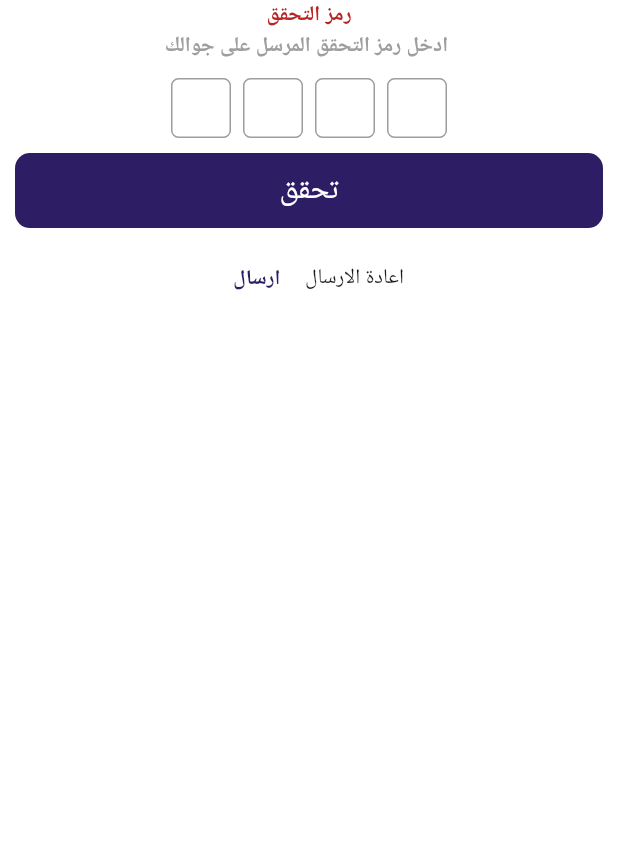
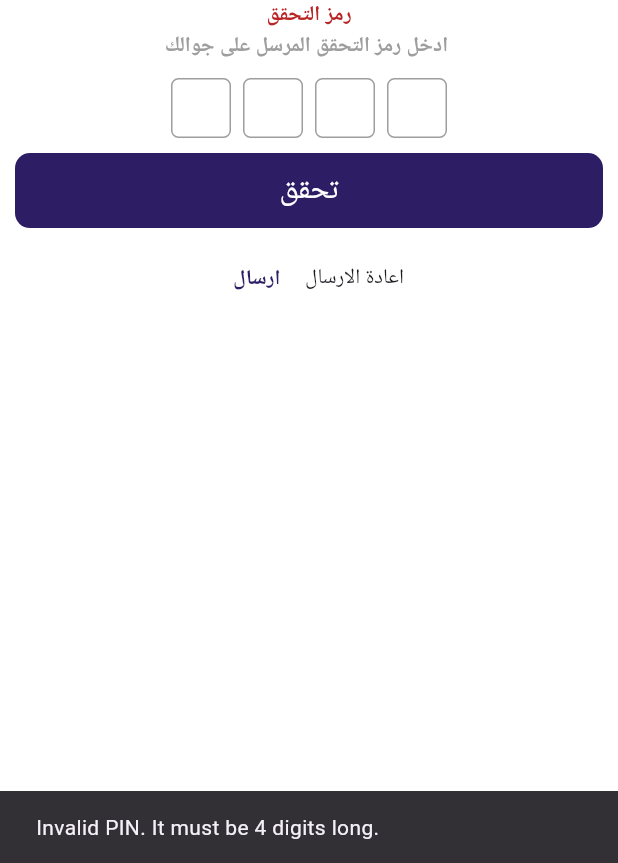
Before and after one commit to Marwa512/otp, a Flutter app: the screen it shows after launch, after a tap on "تحقق", on a phone screen of 412 x 824 dp, the part 373-1236 px from its top. Run offline on Flutter 3.47's test engine with Material 3 defaults, Android fonts, the phone set to English and light mode, and no system bars; drawn by our look-alikes of pinput; our stand-ins replace equatable, flutter_bloc, get_it, shared_preferences; Roboto replaces fonts that are missing (Poppin); statements that could not run were skipped.

Commit message:
fix: sumit button

```diff
--- a/lib/features/otp/presentation/bloc/otp_cubit.dart
+++ b/lib/features/otp/presentation/bloc/otp_cubit.dart
@@ -7,9 +7,16 @@ class OtpCubit extends Cubit<OtpState> {
   OtpCubit() : super(const OtpInitial(60));
   int _duration = 60;
   final String _otp = '1234';
-  void validateOtp(String otp) {
-    if (otp.length == 4 && _otp == otp) {
-      emit(OtpValid(otp));
+  String? _userOtp;
+  void setUserOtp(String? otp) {
+    _userOtp = otp;
+  }
+
+  void validateOtp() {
+    if (_userOtp == null) {
+      emit(const OtpInvalid());
+    } else if (_userOtp!.length == 4 && _userOtp == _otp) {
+      emit(OtpValid(_userOtp!));
     } else {
       emit(const OtpInvalid());
     }
@@ -18,7 +25,6 @@ class OtpCubit extends Cubit<OtpState> {
   Timer? _timer;
   startTimer([int? index]) {
     _duration = 60;
-    // Wakelock.enable();
     if (index != null) {
       emit(const ActivateTimerState(60));
     } else {
@@ -27,7 +33,6 @@ class OtpCubit extends Cubit<OtpState> {
     _timer = Timer.periodic(const Duration(seconds: 1), (timer) {
       if (_duration == 0) {
         timer.cancel();
-        // Wakelock.disable();
         emit(const TimeOutState());
       } else {
         _duration--;
--- a/lib/features/otp/presentation/pages/otp_screen.dart
+++ b/lib/features/otp/presentation/pages/otp_screen.dart
@@ -2,10 +2,11 @@ import 'package:flutter/material.dart';
 import 'package:flutter_bloc/flutter_bloc.dart';
 import 'package:opt_page/features/otp/presentation/bloc/otp_cubit.dart';
 import 'package:opt_page/features/otp/presentation/bloc/otp_states.dart';
-import 'package:opt_page/features/otp/presentation/widgets/pin_put.dart';
-import 'package:opt_page/features/otp/presentation/widgets/timer.dart';
+import 'package:opt_page/features/otp/presentation/pages/widgets/pin_put.dart';
 import 'package:opt_page/shared/presentation/widgets/button_widget.dart';
 import 'package:opt_page/shared/presentation/widgets/text_widget.dart';
+
+import 'widgets/timer.dart';
 
 class OtpPage extends StatelessWidget {
   const OtpPage({super.key});
@@ -25,7 +26,7 @@ class OtpPage extends StatelessWidget {
             Image.asset("assets/img/logo.png"),
             const TextWidget(
               title: "رمز التحقق",
-              color: Color(0xFFFb92525),
+              color: Color(0xFFb92525),
               fontWeight: FontWeight.bold,
             ),
             const TextWidget(
@@ -36,12 +37,33 @@ class OtpPage extends StatelessWidget {
             const SizedBox(
               height: 10,
             ),
-            buildPinPut(context),
-           ButtonWidget(
-              onTap: () {},
-              textColor: Colors.white,
-              text: "تحقق",
-              buttonColor: const Color(0xfff2c1d65)),
+            const BuildPinPut(),
+            BlocConsumer<OtpCubit, OtpState>(
+              listener: (context, state) {
+                if (state is OtpInvalid) {
+                  ScaffoldMessenger.of(context).showSnackBar(
+                    const SnackBar(
+                        content:
+                            Text('Invalid PIN. It must be 4 digits long.')),
+                  );
+                } else if (state is OtpValid) {
+                  ScaffoldMessenger.of(context).showSnackBar(
+                    SnackBar(content: Text('Valid PIN entered: ${state.otp}')),
+                  );
+                }
+              },
+              listenWhen: (_, state) =>
+                  state is OtpValid || state is OtpInvalid,
+              builder: (context, state) {
+                return ButtonWidget(
+                    onTap: () {
+                      context.read<OtpCubit>().validateOtp();
+                    },
+                    textColor: Colors.white,
+                    text: "تحقق",
+                    buttonColor: const Color(0xff2c1d65));
+              },
+            ),
             Row(
               mainAxisAlignment: MainAxisAlignment.center,
               children: [
@@ -54,9 +76,8 @@ class OtpPage extends StatelessWidget {
                       return const TextWidget(
                         title: "اعادة ارسال بعد",
                       );
-                    }
-                    else{
-                     return const TextWidget(
+                    } else {
+                      return const TextWidget(
                         title: "اعادة الارسال ",
                       );
                     }
--- /dev/null
+++ b/lib/features/otp/presentation/pages/widgets/pin_put.dart
@@ -0,0 +1,48 @@
+import 'package:flutter/material.dart';
+import 'package:flutter_bloc/flutter_bloc.dart';
+import 'package:pinput/pinput.dart';
+import 'package:opt_page/features/otp/presentation/bloc/otp_cubit.dart';
+
+class BuildPinPut extends StatelessWidget {
+  const BuildPinPut({super.key});
+
+  @override
+  Widget build(BuildContext context) {
+    final TextEditingController pinPutController = TextEditingController();
+
+    return Pinput(
+      controller: pinPutController,
+      keyboardType: TextInputType.number,
+      length: 4, // specify the length of the PIN
+      onTap: () {},
+      onChanged: (value) {
+        context.read<OtpCubit>().setUserOtp(value);
+      },
+
+      defaultPinTheme: PinTheme(
+        width: 40,
+        height: 40,
+        decoration: BoxDecoration(
+          borderRadius: const BorderRadius.all(Radius.circular(5)),
+          border: Border.all(
+            color: Colors.grey,
+          ),
+          shape: BoxShape.rectangle,
+        ),
+      ),
+      submittedPinTheme: PinTheme(
+        width: 40,
+        height: 40,
+        decoration: BoxDecoration(
+          borderRadius: const BorderRadius.all(Radius.circular(5)),
+          border: Border.all(
+            color: const Color.fromARGB(255, 245, 243, 243),
+          ),
+          color: const Color.fromARGB(255, 229, 221, 221),
+          shape: BoxShape.rectangle,
+        ),
+        textStyle: const TextStyle(color: Colors.white, fontSize: 20),
+      ),
+    );
+  }
+}
--- a/lib/features/otp/presentation/widgets/pin_put.dart
+++ /dev/null
@@ -1,59 +0,0 @@
-import 'package:flutter/material.dart';
-import 'package:flutter_bloc/flutter_bloc.dart';
-import 'package:pinput/pinput.dart';
-import 'package:opt_page/features/otp/presentation/bloc/otp_cubit.dart';
-import 'package:opt_page/features/otp/presentation/bloc/otp_states.dart';
-
-final TextEditingController _pinPutController = TextEditingController();
-
-Widget buildPinPut(BuildContext context) {
-  return BlocConsumer<OtpCubit, OtpState>(
-    listener: (context, state) {
-      if (state is OtpInvalid) {
-        ScaffoldMessenger.of(context).showSnackBar(
-          const SnackBar(
-              content: Text('Invalid PIN. It must be 4 digits long.')),
-        );
-      } else if (state is OtpValid) {
-        ScaffoldMessenger.of(context).showSnackBar(
-          SnackBar(content: Text('Valid PIN entered: ${state.otp}')),
-        );
-      }
-    },
-    builder: (context, state) {
-      return Pinput(
-        controller: _pinPutController,
-        keyboardType: TextInputType.number,
-        length: 4, // specify the length of the PIN
-        onTap: () {},
-        onCompleted: (value) {
-          context.read<OtpCubit>().validateOtp(value);
-        },
-        defaultPinTheme: PinTheme(
-          width: 40,
-          height: 40,
-          decoration: BoxDecoration(
-            borderRadius: const BorderRadius.all(Radius.circular(5)),
-            border: Border.all(
-              color: Colors.grey,
-            ),
-            shape: BoxShape.rectangle,
-          ),
-        ),
-        submittedPinTheme: PinTheme(
-          width: 40,
-          height: 40,
-          decoration: BoxDecoration(
-            borderRadius: const BorderRadius.all(Radius.circular(5)),
-            border: Border.all(
-              color: const Color.fromARGB(255, 245, 243, 243),
-            ),
-            color: const Color.fromARGB(255, 229, 221, 221),
-            shape: BoxShape.rectangle,
-          ),
-          textStyle: const TextStyle(color: Colors.white, fontSize: 20),
-        ),
-      );
-    },
-  );
-}
--- a/lib/main.dart
+++ b/lib/main.dart
@@ -1,10 +1,13 @@
 import 'package:flutter/material.dart';
 import 'package:flutter_bloc/flutter_bloc.dart';
+import 'package:opt_page/features/otp/data/data_resources/local/shared_prefrences.dart';
 import 'package:opt_page/features/otp/presentation/pages/otp_screen.dart';
-
+import 'package:get_it/get_it.dart';
 import 'bloc_observer.dart';
 
 void main() {
+  GetIt.instance.registerSingleton<SharedPreferencesProvider>(
+      SharedPreferencesProvider());
   Bloc.observer = MyBlocObserver();
   runApp(const OtpScreen());
 }
--- a/pubspec.yaml
+++ b/pubspec.yaml
@@ -35,6 +35,8 @@ dependencies:
   flutter_bloc: ^8.1.6
   otp_timer_button: ^1.1.1
   pinput: ^5.0.0
+  shared_preferences: ^2.2.3
+  get_it: ^7.1.4
 
 dev_dependencies:
 
```
Also changed, not shown: lib/features/otp/data/data_resources/local/shared_prefrences.dart (added, +19 -0 lines), lib/features/otp/presentation/pages/widgets/timer.dart (renamed from lib/features/otp/presentation/widgets/timer.dart), pubspec.lock, 1 other file.
